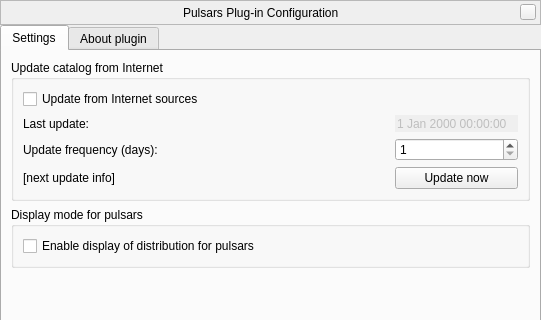
Old version of the form plugins/Pulsars/src/gui/pulsarsDialog.ui in the repository 519984307/stellarium_src; both pictures show x 0 to 541 and y 0 to 320 of the 541 by 469 pixel window.
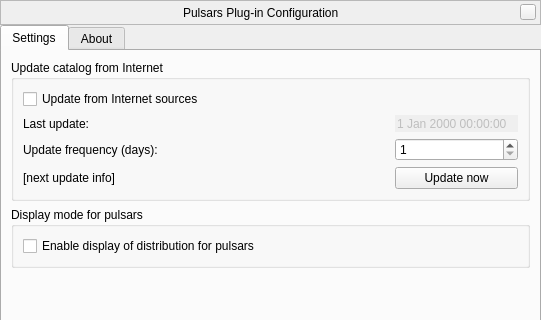
New version of the form. Custom widgets are drawn as their Qt base class.

```diff
--- a/plugins/Pulsars/src/gui/pulsarsDialog.ui
+++ b/plugins/Pulsars/src/gui/pulsarsDialog.ui
@@ -295,7 +295,7 @@
      </widget>
      <widget class="QWidget" name="aboutTab">
       <attribute name="title">
-       <string>About plugin</string>
+       <string comment="tab in plugin windows">About</string>
       </attribute>
       <layout class="QVBoxLayout" name="verticalLayout_11">
        <property name="spacing">
```
Left out of the diff: 3 changed lines with no effect on the pictures.
